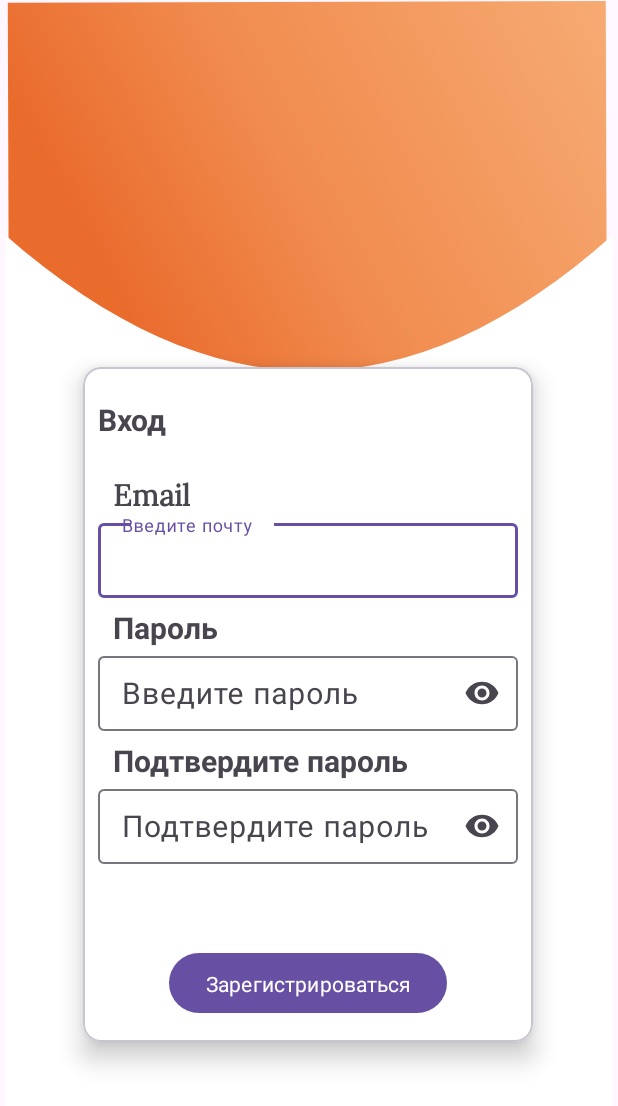
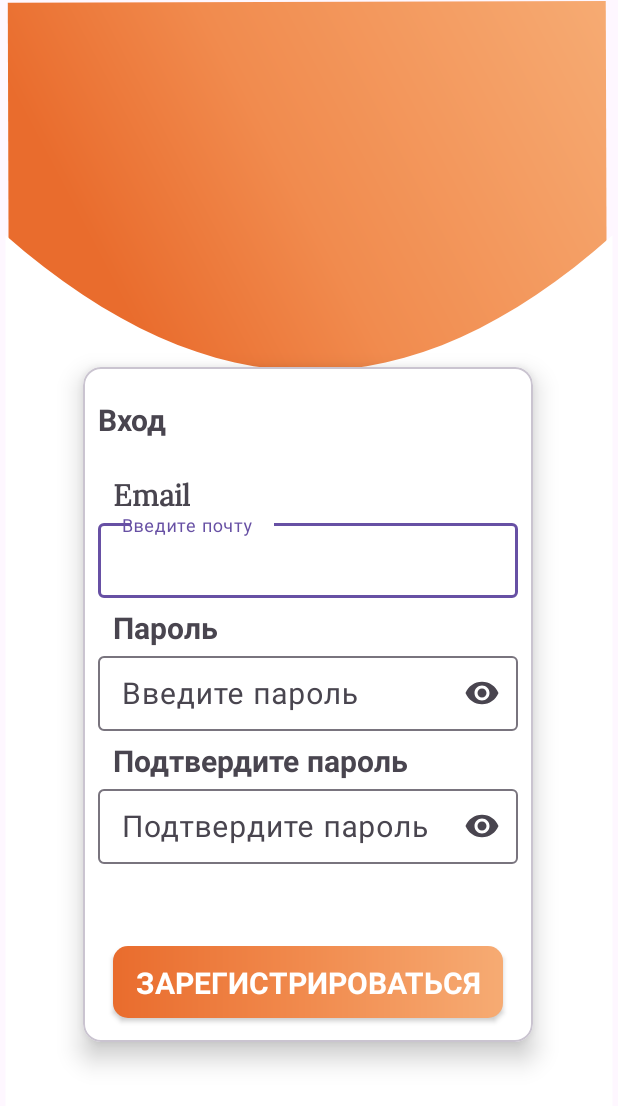
Before and after one commit to Suomi228/EDA-android-app, an Android app: the Registration screen opened directly, with no data from a screen before it, on a phone screen of 412 x 824 dp. Shown: the top 1106 px of the screen. Run offline under Robolectric (Android 15) with nearby library versions, the phone set to English and light mode, and no system bars; our stand-ins replace Firebase (no records; nobody signed in at launch, a user with empty details on screens opened directly).

Commit message:
changed button color

```diff
--- a/app/src/main/java/com/example/eda/Registration.java
+++ b/app/src/main/java/com/example/eda/Registration.java
@@ -36,6 +36,7 @@ public class Registration extends AppCompatActivity {
         edit_text_confirm = findViewById(R.id.password_confirm);
         progress_bar = findViewById(R.id.progress_bar);
         text_view = findViewById(R.id.loginNow);
+
         text_view.setOnClickListener(new View.OnClickListener() {
             @Override
             public void onClick(View view) {
--- /dev/null
+++ b/app/src/main/res/drawable/gradient.xml
@@ -0,0 +1,10 @@
+<?xml version="1.0" encoding="utf-8"?>
+<shape xmlns:android="http://schemas.android.com/apk/res/android">
+        <gradient
+            android:startColor="@color/startColor"
+            android:centerColor="@color/centerColor"
+            android:endColor="@color/endColor"
+            />
+        <corners android:radius="10dp"/>
+
+</shape>
--- a/app/src/main/res/layout/activity_registration.xml
+++ b/app/src/main/res/layout/activity_registration.xml
@@ -25,11 +25,13 @@
         app:layout_constraintVertical_bias="0.667"
         app:cardBackgroundColor="@color/white"
         app:cardElevation="10dp"
+        android:elevation="100dp"
         >
         <LinearLayout
             android:layout_width="match_parent"
             android:layout_height="50dp"
             android:orientation="horizontal"
+
             >
             <TextView
                 android:id="@+id/loginNow"
@@ -128,9 +130,10 @@
                 android:layout_marginStart="20dp"
                 android:layout_marginTop="0dp"
                 />
+
             <com.google.android.material.textfield.TextInputLayout
                 android:layout_width="match_parent"
-                android:layout_height="wrap_content"
+                android:layout_height="60dp"
                 app:endIconMode="password_toggle">
 
                 <com.google.android.material.textfield.TextInputEditText
@@ -151,13 +154,18 @@
                 android:layout_height="wrap_content"
                 android:visibility="gone" />
 
-            <com.google.android.material.button.MaterialButton
+            <androidx.appcompat.widget.AppCompatButton
                 android:id="@+id/btn_register"
-                android:layout_width="wrap_content"
+                android:layout_width="260dp"
                 android:layout_height="wrap_content"
-                android:layout_marginTop="40dp"
+                android:layout_gravity="center"
+                android:layout_marginTop="50dp"
                 android:fontFamily="@font/lora"
-                android:layout_gravity="center"
+                android:textStyle="bold"
+                android:textSize="20sp"
+                android:elevation="20dp"
+                android:textColor="@color/white"
+                android:background="@drawable/gradient"
                 android:text="Зарегистрироваться" />
         </LinearLayout>
     </com.google.android.material.card.MaterialCardView>
--- a/app/src/main/res/values/colors.xml
+++ b/app/src/main/res/values/colors.xml
@@ -3,5 +3,7 @@
     <color name="black">#FF000000</color>
     <color name="white">#FFFFFFFF</color>
     <color name="orange">#FF5722</color>
-    <color name="proza">#00FFFFFF</color>
+    <color name="startColor">#FFE96C2D</color>
+    <color name="centerColor">#FFF18B4E</color>
+    <color name="endColor">#FFF6AB73</color>
 </resources>
```
